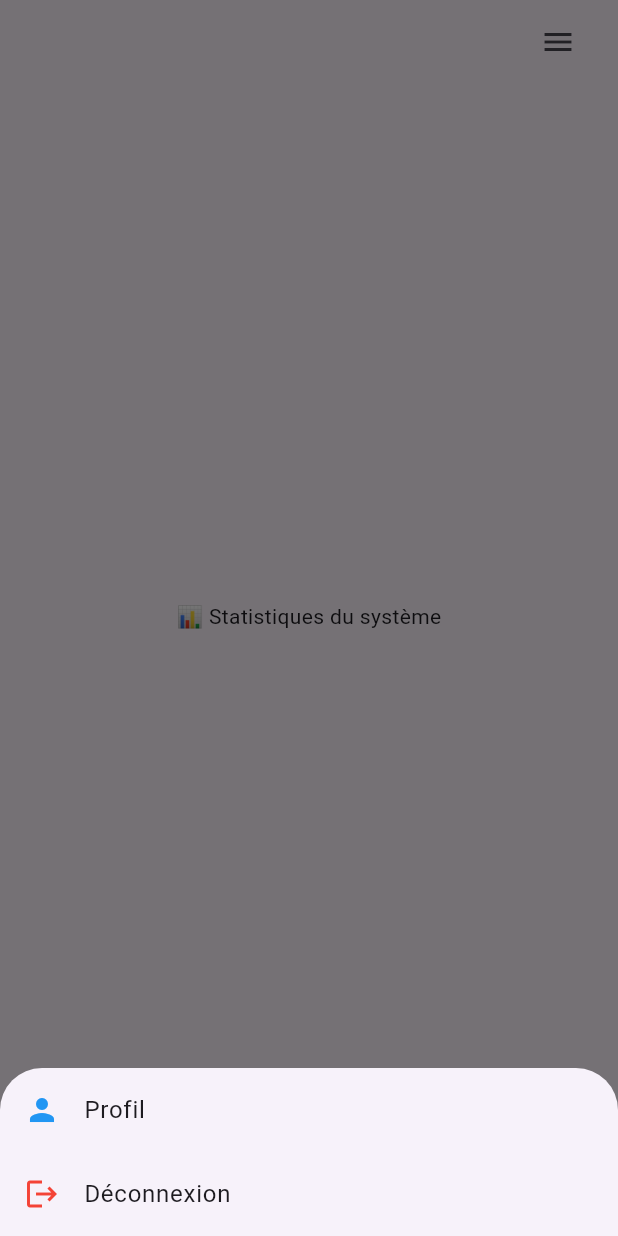
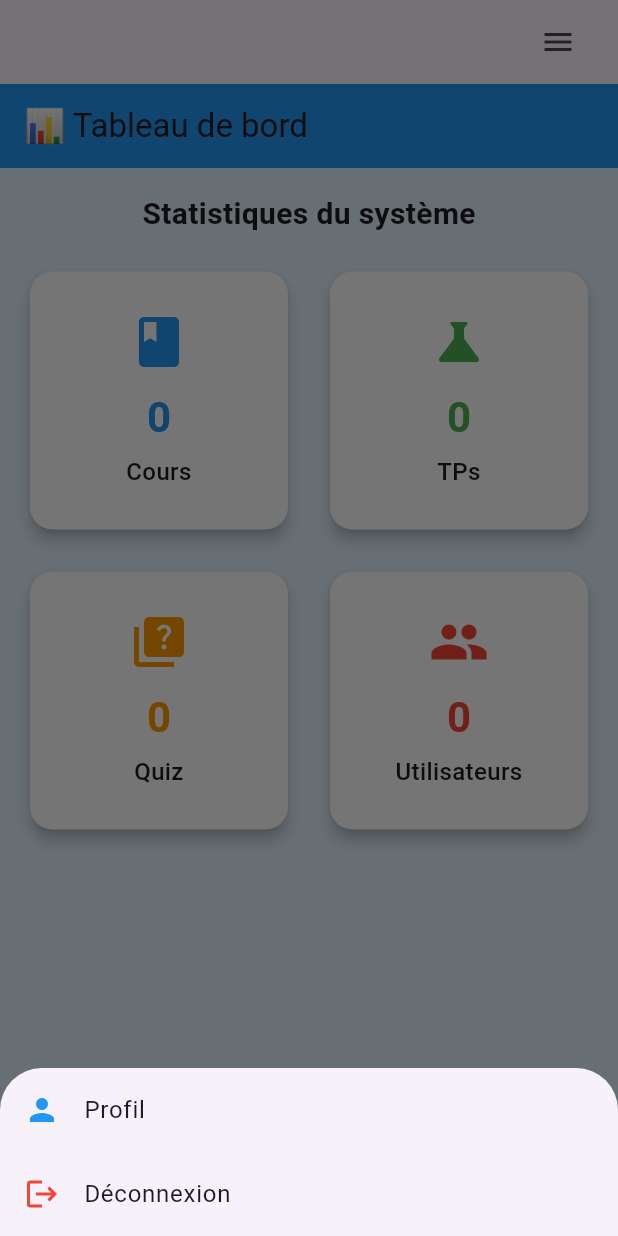
Before and after one commit to Salla-Ngom/projet_sakou_xam_xam_mobile_flutter, a Flutter app: the AdminPage screen opened directly with empty values, after a tap on the "menu" icon, on a phone screen of 412 x 824 dp. Run offline on Flutter 3.47's test engine with Material 3 defaults, Android fonts, the light colour scheme and no system bars; our stand-ins replace cloud_firestore, file_picker, firebase_auth, firebase_core, firebase_storage, flutter_bloc and 1 more; missing offline and left inert: webviewx; accounts and stored records are empty.

Commit message:
finalisation page quiz administrateur

```diff
--- /dev/null
+++ b/sakou_xam_xam/lib/services/quiz_service.dart
@@ -0,0 +1,10 @@
+import 'package:cloud_firestore/cloud_firestore.dart';
+import '../models/quiz_model.dart';
+
+class QuizService {
+  final FirebaseFirestore _firestore = FirebaseFirestore.instance;
+
+  Future<void> ajouterQuiz(QuizModel quiz) async {
+    await _firestore.collection('Quiz').doc(quiz.id).set(quiz.toMap());
+  }
+}
--- a/sakou_xam_xam/lib/vues/Quiz/quiz_list_page.dart
+++ b/sakou_xam_xam/lib/vues/Quiz/quiz_list_page.dart
@@ -1,17 +1,20 @@
 import 'package:flutter/material.dart';
 import 'package:cloud_firestore/cloud_firestore.dart';
 import '../../models/quiz_model.dart';
-import 'quiz_detail_page.dart';
+import 'quiz_detail_page.dart'; // Page pour créer un quiz
 
 class QuizListPage extends StatelessWidget {
   const QuizListPage({super.key});
 
   @override
   Widget build(BuildContext context) {
-    CollectionReference quizzes = FirebaseFirestore.instance.collection('quizzes');
+    CollectionReference quizzes = FirebaseFirestore.instance.collection('Quiz');
 
     return Scaffold(
-      appBar: AppBar(title: const Text("Liste des Quiz")),
+      appBar: AppBar(
+        title: const Text("Liste des Quiz"),
+        backgroundColor: Colors.blue,
+      ),
       body: StreamBuilder<QuerySnapshot>(
         stream: quizzes.snapshots(),
         builder: (context, snapshot) {
@@ -19,22 +22,43 @@ class QuizListPage extends StatelessWidget {
             return const Center(child: CircularProgressIndicator());
           }
           if (snapshot.hasError) {
-            return Center(child: Text("Erreur : ${snapshot.error}"));
+            return Center(
+              child: Text("❌ Erreur : ${snapshot.error}", style: const TextStyle(color: Colors.red)),
+            );
           }
           if (!snapshot.hasData || snapshot.data!.docs.isEmpty) {
-            return const Center(child: Text("Aucun quiz disponible."));
+            return const Center(
+              child: Text("📭 Aucun quiz disponible.", style: TextStyle(fontSize: 16)),
+            );
           }
 
-          var quizList = snapshot.data!.docs.map((doc) => Quiz.fromFirestore(doc)).toList();
+          List<QuizModel> quizList = snapshot.data!.docs
+              .map((doc) => QuizModel.fromDocument(doc)) // ✅ Correction ici
+              .toList();
 
-          return ListView.builder(
+          return ListView.separated(
             itemCount: quizList.length,
+            separatorBuilder: (context, index) => const Divider(),
             itemBuilder: (context, index) {
-              Quiz quiz = quizList[index];
+              QuizModel quiz = quizList[index];
               return Card(
+                key: ValueKey(quiz.id),
+                margin: const EdgeInsets.symmetric(horizontal: 10, vertical: 5),
+                elevation: 3,
+                clipBehavior: Clip.antiAlias,
+                shape: RoundedRectangleBorder(borderRadius: BorderRadius.circular(10)),
                 child: ListTile(
-                  title: Text(quiz.titre),
-                  subtitle: Text(quiz.description),
+                  contentPadding: const EdgeInsets.symmetric(horizontal: 15, vertical: 10),
+                  title: Text(
+                    quiz.titre,
+                    style: const TextStyle(fontWeight: FontWeight.bold, fontSize: 18),
+                  ),
+                  subtitle: Text(
+                    quiz.description,
+                    maxLines: 2,
+                    overflow: TextOverflow.ellipsis,
+                    style: const TextStyle(fontSize: 14),
+                  ),
                   trailing: const Icon(Icons.play_arrow, color: Colors.blue),
                   onTap: () {
                     Navigator.push(
--- a/sakou_xam_xam/lib/vues/administrateur.dart
+++ b/sakou_xam_xam/lib/vues/administrateur.dart
@@ -6,6 +6,7 @@ import '../Connexion/login.dart';
 import 'Cours/liste_cours.dart';
 import 'TP/page_tp.dart';
 import 'Quiz/quiz_list_page.dart';
+import 'Quiz/ajout_quiz.dart';
 import 'profil.dart';
 import 'dart:io';
 import 'package:file_picker/file_picker.dart';
@@ -116,7 +117,7 @@ class AdminPage extends StatelessWidget {
             body: IndexedStack(
               index: currentIndex,
               children: [
-                _HomePage(),
+            const _HomePage(),
                 _CoursPage(),
                 _TPPage(),
                 _UtilisateursPage(),
@@ -153,14 +154,124 @@ class AdminPage extends StatelessWidget {
 }
 
 /// 🏡 Page d'accueil (Statistiques)
-class _HomePage extends StatelessWidget {
+
+class _HomePage extends StatefulWidget {
+  const _HomePage({super.key});
+
+  @override
+  State<_HomePage> createState() => _HomePageState();
+}
+
+class _HomePageState extends State<_HomePage> {
+  int totalCours = 0;
+  int totalTPs = 0;
+  int totalQuiz = 0;
+  int totalUsers = 0;
+  bool isLoading = true;
+
+  @override
+  void initState() {
+    super.initState();
+    _fetchData();
+  }
+
+  Future<void> _fetchData() async {
+    try {
+      final FirebaseFirestore firestore = FirebaseFirestore.instance;
+
+      // Récupérer les données depuis Firestore
+      QuerySnapshot coursSnapshot = await firestore.collection('Cours').get();
+      QuerySnapshot tpSnapshot = await firestore.collection('Tps').get();
+      QuerySnapshot quizSnapshot = await firestore.collection('Quiz').get();
+      QuerySnapshot usersSnapshot = await firestore.collection('users').get();
+
+      setState(() {
+        totalCours = coursSnapshot.size;
+        totalTPs = tpSnapshot.size;
+        totalQuiz = quizSnapshot.size;
+        totalUsers = usersSnapshot.size;
+        isLoading = false;
+      });
+    } catch (e) {
+      setState(() {
+        isLoading = false;
+      });
+    }
+  }
+
+  Widget _buildStatCard(String title, int count, IconData icon, Color color) {
+    return Card(
+      elevation: 4,
+      shape: RoundedRectangleBorder(borderRadius: BorderRadius.circular(15)),
+      color: Colors.white,
+      child: Container(
+        padding: const EdgeInsets.all(15),
+        height: 150,
+        width: 150,
+        child: Column(
+          mainAxisAlignment: MainAxisAlignment.center,
+          children: [
+            Icon(icon, size: 40, color: color),
+            const SizedBox(height: 10),
+            Text(
+              "$count",
+              style: TextStyle(
+                fontSize: 28,
+                fontWeight: FontWeight.bold,
+                color: color,
+              ),
+            ),
+            const SizedBox(height: 5),
+            Text(
+              title,
+              style: const TextStyle(fontSize: 16, fontWeight: FontWeight.w500),
+              textAlign: TextAlign.center,
+            ),
+          ],
+        ),
+      ),
+    );
+  }
+
   @override
   Widget build(BuildContext context) {
-    return const Center(
-      child: Text("📊 Statistiques du système"),
+    return Scaffold(
+      backgroundColor: Colors.blue.shade50, // Fond légèrement coloré
+      appBar: AppBar(
+        title: const Text("📊 Tableau de bord"),
+        backgroundColor: Colors.blue,
+      ),
+      body: isLoading
+          ? const Center(child: CircularProgressIndicator())
+          : Padding(
+              padding: const EdgeInsets.all(16.0),
+              child: Column(
+                children: [
+                  const Text(
+                    "Statistiques du système",
+                    style: TextStyle(fontSize: 20, fontWeight: FontWeight.bold),
+                  ),
+                  const SizedBox(height: 20),
+                  Expanded(
+                    child: GridView.count(
+                      crossAxisCount: 2,
+                      crossAxisSpacing: 20,
+                      mainAxisSpacing: 20,
+                      children: [
+                        _buildStatCard("Cours", totalCours, Icons.book, Colors.blue),
+                        _buildStatCard("TPs", totalTPs, Icons.science, Colors.green),
+                        _buildStatCard("Quiz", totalQuiz, Icons.quiz, Colors.orange),
+                        _buildStatCard("Utilisateurs", totalUsers, Icons.people, Colors.red),
+                      ],
+                    ),
+                  ),
+                ],
+              ),
+            ),
     );
   }
 }
+
 
 /// 📚 Page des Cours
 class _CoursPage extends StatelessWidget {
@@ -210,7 +321,7 @@ class _TPPage extends StatelessWidget {
                     builder: (context) => const AjouterCoursPage()),
               );
             },
-            child: const Text("Ajouter un nouveau cours"),
+            child: const Text("Ajouter un nouveau TP"),
           ),
         ),
       ],
@@ -328,10 +439,10 @@ class _QuizPage extends StatelessWidget {
               Navigator.push(
                 context,
                 MaterialPageRoute(
-                    builder: (context) => const AjouterCoursPage()),
+                    builder: (context) => const AjouterQuizPage()),
               );
             },
-            child: const Text("Ajouter un nouveau cours"),
+            child: const Text("Ajouter un nouveau Quizz"),
           ),
         ),
       ],
```
Also changed, not shown: sakou_xam_xam/lib/gestionbloc/quiz_cubit.dart (added, +32 -0 lines), sakou_xam_xam/lib/models/quiz_model.dart (+48 -42 lines), sakou_xam_xam/lib/vues/Quiz/ajout_quiz.dart (added, +228 -0 lines), sakou_xam_xam/lib/vues/Quiz/quiz_detail_page.dart (+40 -11 lines).
